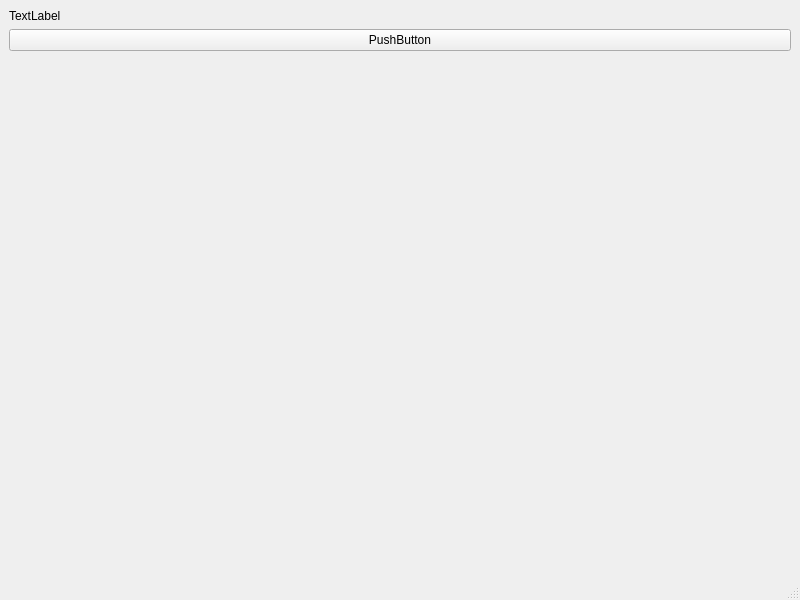
First picture: the form in src/usb_port_monitor/gui/assets/gui_main.ui, repository BenOsborne3313/usb_port_monitor, before the edit.
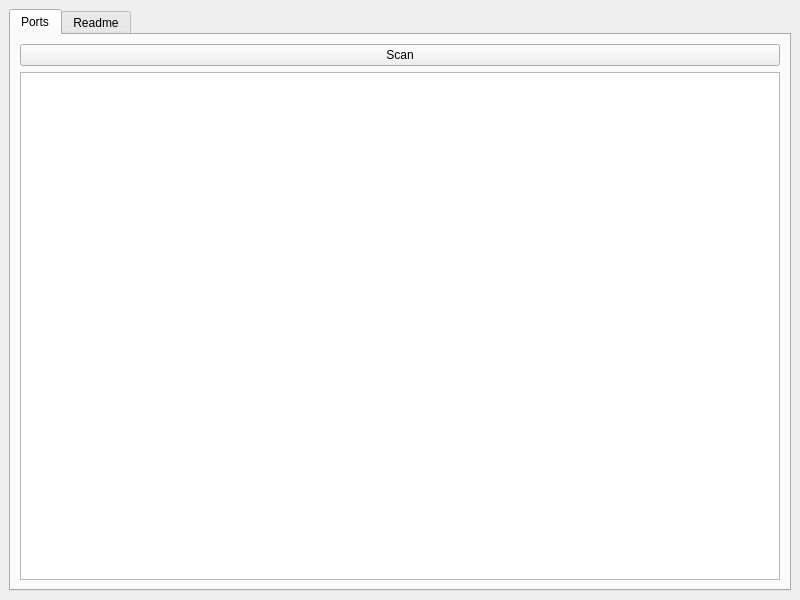
Second picture: the form after the edit.

```diff
--- a/src/usb_port_monitor/gui/assets/gui_main.ui
+++ b/src/usb_port_monitor/gui/assets/gui_main.ui
@@ -16,45 +16,36 @@
   <widget class="QWidget" name="centralwidget">
    <layout class="QVBoxLayout" name="verticalLayout">
     <item>
-     <widget class="QLabel" name="label">
-      <property name="text">
-       <string>TextLabel</string>
+     <widget class="QTabWidget" name="main_tabs">
+      <property name="currentIndex">
+       <number>0</number>
       </property>
-     </widget>
-    </item>
+      <widget class="QWidget" name="ports_tab">
+       <attribute name="title">
+        <string>Ports</string>
+       </attribute>
+       <layout class="QVBoxLayout" name="verticalLayout_2">
     <item>
-     <widget class="QPushButton" name="pushButton">
+         <widget class="QPushButton" name="scan_toggle_button">
       <property name="text">
-       <string>PushButton</string>
+           <string>Scan</string>
       </property>
      </widget>
     </item>
     <item>
-     <spacer name="verticalSpacer">
-      <property name="orientation">
-       <enum>Qt::Orientation::Vertical</enum>
-      </property>
-      <property name="sizeHint" stdset="0">
-       <size>
-        <width>20</width>
-        <height>40</height>
-       </size>
-      </property>
-     </spacer>
+         <widget class="QListWidget" name="port_list"/>
     </item>
    </layout>
   </widget>
-  <widget class="QMenuBar" name="menubar">
-   <property name="geometry">
-    <rect>
-     <x>0</x>
-     <y>0</y>
-     <width>800</width>
-     <height>22</height>
-    </rect>
-   </property>
-  </widget>
-  <widget class="QStatusBar" name="statusbar"/>
+      <widget class="QWidget" name="readme_tab">
+       <attribute name="title">
+        <string>Readme</string>
+       </attribute>
+      </widget>
+     </widget>
+    </item>
+   </layout>
+  </widget>
  </widget>
  <resources/>
  <connections/>
```
Lines whose indentation alone changed are shown as unchanged.
